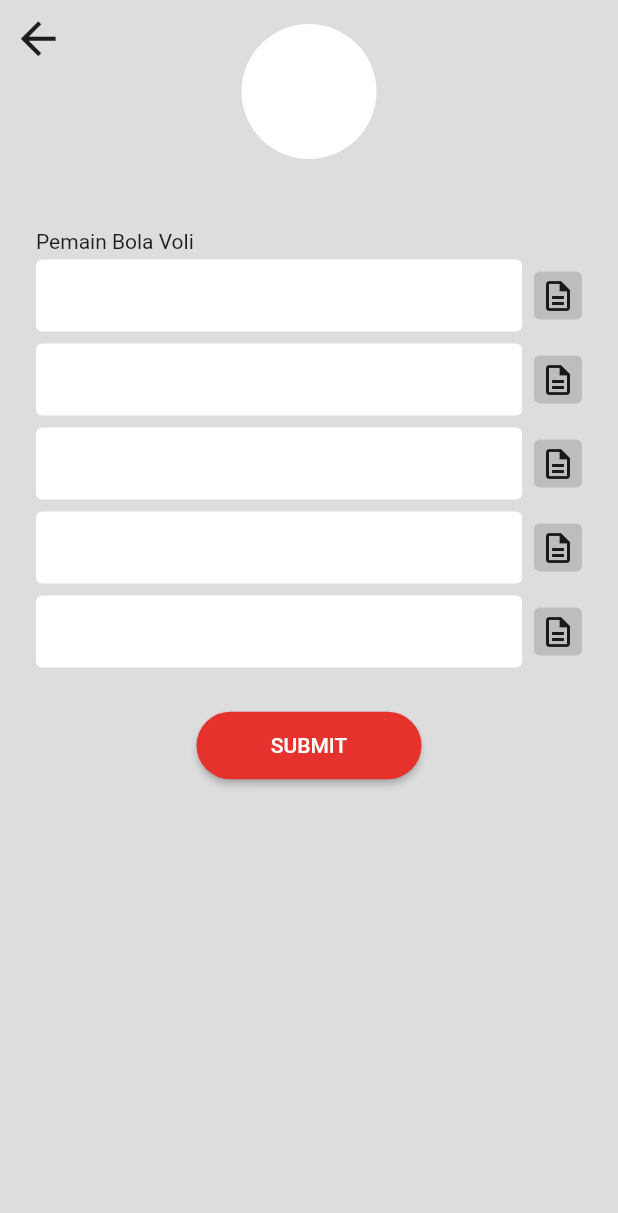
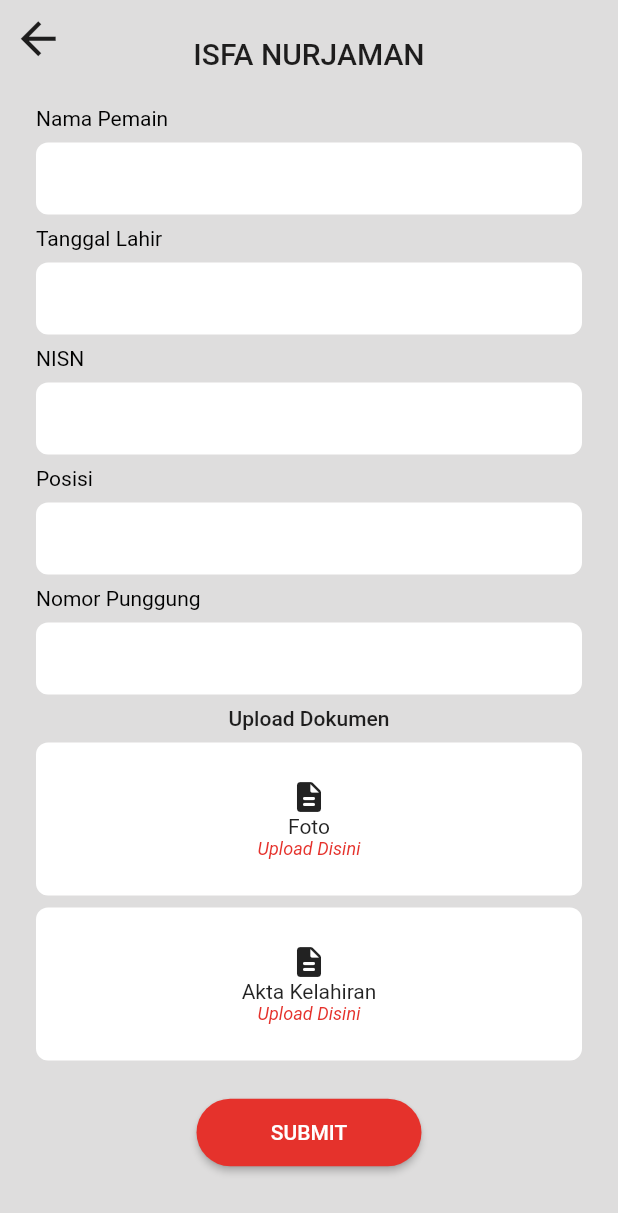
Before and after one commit to mutakin-san/cyphercity, a Flutter app: the AddTeamPlayersScreen screen opened directly with empty values, after a tap on the "description" icon, on a phone screen of 412 x 824 dp. Shown: the top 1213 px of the screen. Run offline on Flutter 3.47's test engine with Material 2 defaults, Android fonts, the phone set to English and light mode, and no system bars; our stand-ins replace carousel_slider.

```diff
--- /dev/null
+++ b/lib/consts/config.dart
@@ -0,0 +1,2 @@
+const baseUrl = "https://sfc.webseitama.com";
+const baseImageUrlCabor = "$baseUrl/upload/cabor";
--- a/lib/screens/add_team_players_screen.dart
+++ b/lib/screens/add_team_players_screen.dart
@@ -39,11 +39,11 @@ class AddTeamPlayersScreen extends StatelessWidget {
                         crossAxisAlignment: CrossAxisAlignment.start,
                         children: [
                           const Text("Pemain Bola Voli"),
-                          buildPlayerInput(),
-                          buildPlayerInput(),
-                          buildPlayerInput(),
-                          buildPlayerInput(),
-                          buildPlayerInput(),
+                          buildPlayerInput(context),
+                          buildPlayerInput(context),
+                          buildPlayerInput(context),
+                          buildPlayerInput(context),
+                          buildPlayerInput(context),
                           const SizedBox(height: 24),
                           Center(
                             child: CCMaterialRedButton(
@@ -67,7 +67,7 @@ class AddTeamPlayersScreen extends StatelessWidget {
     );
   }
 
-  Widget buildPlayerInput() {
+  Widget buildPlayerInput(BuildContext context) {
     return Container(
       margin: const EdgeInsets.symmetric(vertical: 4),
       child: Row(
@@ -85,7 +85,9 @@ class AddTeamPlayersScreen extends StatelessWidget {
           ),
           const SizedBox(width: 8),
           GestureDetector(
-            onTap: () {},
+            onTap: () {
+              Navigator.pushNamed(context, '/submit-player');
+            },
             child: Container(
                 padding: const EdgeInsets.all(4),
                 decoration: BoxDecoration(
--- /dev/null
+++ b/lib/screens/form_add_player_screen.dart
@@ -0,0 +1,180 @@
+import 'package:cyphercity/consts/colors.dart';
+import 'package:cyphercity/widgets/cc_text_form_field.dart';
+import 'package:flutter/material.dart';
+
+import '../widgets/cc_material_button.dart';
+
+class FormAddPlayerScreen extends StatelessWidget {
+  FormAddPlayerScreen({super.key});
+
+  final TextEditingController playerNameCtrl = TextEditingController();
+  final TextEditingController tanggalLahirCtrl = TextEditingController();
+  final TextEditingController nisnCtrl = TextEditingController();
+  final TextEditingController posisiCtrl = TextEditingController();
+  final TextEditingController nomorPunggungCtrl= TextEditingController();
+
+  @override
+  Widget build(BuildContext context) {
+    // final team = ModalRoute.of(context)?.settings.arguments as Team;
+
+    return Scaffold(
+      backgroundColor: Color.gray,
+      body: SafeArea(
+        child: SingleChildScrollView(
+          child: Stack(
+            children: [
+              Padding(
+                padding:
+                    const EdgeInsets.symmetric(horizontal: 24.0, vertical: 16),
+                child: Column(
+                  children: [
+                    const SizedBox(height: 8),
+                    Text("ISFA NURJAMAN",
+                        textAlign: TextAlign.center,
+                        style: Theme.of(context).textTheme.titleLarge),
+                    const SizedBox(height: 16),
+                    Form(
+                      child: Column(
+                        crossAxisAlignment: CrossAxisAlignment.start,
+                        children: [
+                          const SizedBox(height: 8),
+                          CCTextFormField(
+                              controller: playerNameCtrl,
+                              label: "Nama Pemain",
+                              textColor: Colors.black,
+                              textInputAction: TextInputAction.next),
+                          const SizedBox(height: 8),
+                          CCTextFormField(
+                              controller: tanggalLahirCtrl,
+                              label: "Tanggal Lahir",
+                              textColor: Colors.black,
+                              textInputAction: TextInputAction.next),
+                          const SizedBox(height: 8),
+                          CCTextFormField(
+                              controller: nisnCtrl,
+                              label: "NISN",
+                              textColor: Colors.black,
+                              textInputAction: TextInputAction.next),
+                          const SizedBox(height: 8),
+                          CCTextFormField(
+                              controller: posisiCtrl,
+                              label: "Posisi",
+                              textColor: Colors.black,
+                              textInputAction: TextInputAction.next),
+                          const SizedBox(height: 8),
+                          CCTextFormField(
+                              controller: nomorPunggungCtrl,
+                              label: "Nomor Punggung",
+                              textColor: Colors.black,
+                              textInputAction: TextInputAction.done),
+                          const SizedBox(height: 8),
+                          Center(
+                            child: Text("Upload Dokumen",
+                            textAlign: TextAlign.center,
+                            style: Theme.of(context).textTheme.bodyLarge),
+                          ),
+                          const SizedBox(height: 8),
+                          Container(
+                            width: double.infinity,
+                            padding: const EdgeInsets.symmetric(vertical: 24),
+                            decoration: BoxDecoration(
+                              borderRadius: BorderRadius.circular(8),
+                              color: Colors.white,
+                            ),
+                            child: Column(
+                              children: [
+                                const Icon(Icons.description_rounded),
+                                const Text("Foto"),
+                                Text(
+                                  "Upload Disini",
+                                  style: Theme.of(context)
+                                      .textTheme
+                                      .caption
+                                      ?.copyWith(
+                                          fontStyle: FontStyle.italic,
+                                          color: Color.red),
+                                ),
+                              ],
+                            ),
+                          ),
+                          const SizedBox(height: 8),
+                           Container(
+                            width: double.infinity,
+                            padding: const EdgeInsets.symmetric(vertical: 24),
+                            decoration: BoxDecoration(
+                              borderRadius: BorderRadius.circular(8),
+                              color: Colors.white,
+                            ),
+                            child: Column(
+                              children: [
+                                const Icon(Icons.description_rounded),
+                                const Text("Akta Kelahiran"),
+                                Text(
+                                  "Upload Disini",
+                                  style: Theme.of(context)
+                                      .textTheme
+                                      .caption
+                                      ?.copyWith(
+                                          fontStyle: FontStyle.italic,
+                                          color: Color.red),
+                                ),
+                              ],
+                            ),
+                          ),
+                          const SizedBox(height: 24),
+                          Center(
+                            child: CCMaterialRedButton(
+                              text: "SUBMIT",
+                              onPressed: () {},
+                            ),
+                          ),
+                        ],
+                      ),
+                    )
+                  ],
+                ),
+              ),
+              IconButton(
+                  onPressed: () {
+                    Navigator.pop(context);
+                  },
+                  iconSize: 35,
+                  icon: const Icon(Icons.arrow_back))
+            ],
+          ),
+        ),
+      ),
+    );
+  }
+
+  Widget buildPlayerInput() {
+    return Container(
+      margin: const EdgeInsets.symmetric(vertical: 4),
+      child: Row(
+        crossAxisAlignment: CrossAxisAlignment.center,
+        children: [
+          Expanded(
+            child: TextFormField(
+              decoration: const InputDecoration(
+                fillColor: Colors.white,
+                border: OutlineInputBorder(borderSide: BorderSide.none),
+                contentPadding: EdgeInsets.symmetric(horizontal: 6),
+                filled: true,
+              ),
+            ),
+          ),
+          const SizedBox(width: 8),
+          GestureDetector(
+            onTap: () {},
+            child: Container(
+                padding: const EdgeInsets.all(4),
+                decoration: BoxDecoration(
+                    color: Colors.grey.shade400,
+                    borderRadius: BorderRadius.circular(4)),
+                child: const Icon(Icons.description_outlined)),
+          )
+        ],
+      ),
+    );
+  }
+}
--- /dev/null
+++ b/lib/services/api_return_value.dart
@@ -0,0 +1,6 @@
+class ApiReturnValue<T> {
+  final T? data;
+  final String? message;
+
+  const ApiReturnValue({this.data, this.message});
+}
--- a/pubspec.yaml
+++ b/pubspec.yaml
@@ -39,6 +39,7 @@ dependencies:
   supercharged: ^2.1.1
   carousel_slider: ^4.2.1
   image_picker: ^0.8.6
+  http: ^0.13.5
 
 dev_dependencies:
   flutter_test:
```
Also changed, not shown: lib/main.dart (+7 -1 lines), lib/models/cabor.dart (added, +16 -0 lines), lib/screens/add_team_screen.dart (+4 -10 lines), lib/screens/events_screen.dart (added, +111 -0 lines), lib/screens/home_screen.dart (+10 -1 lines), lib/screens/information_screen.dart (added, +58 -0 lines), lib/screens/main_screen.dart (+7 -2 lines), lib/screens/register_competition_screen.dart (added, +51 -0 lines), lib/screens/team_information_screen.dart (+131 -96 lines), lib/services/api_services.dart (added, +36 -0 lines), pubspec.lock.
